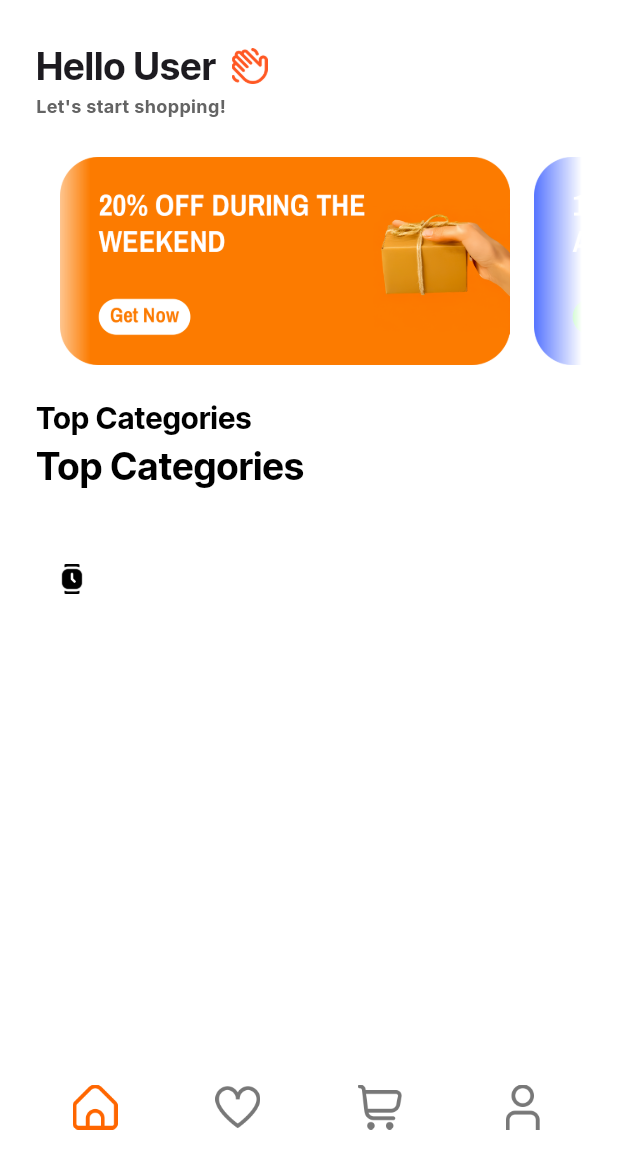
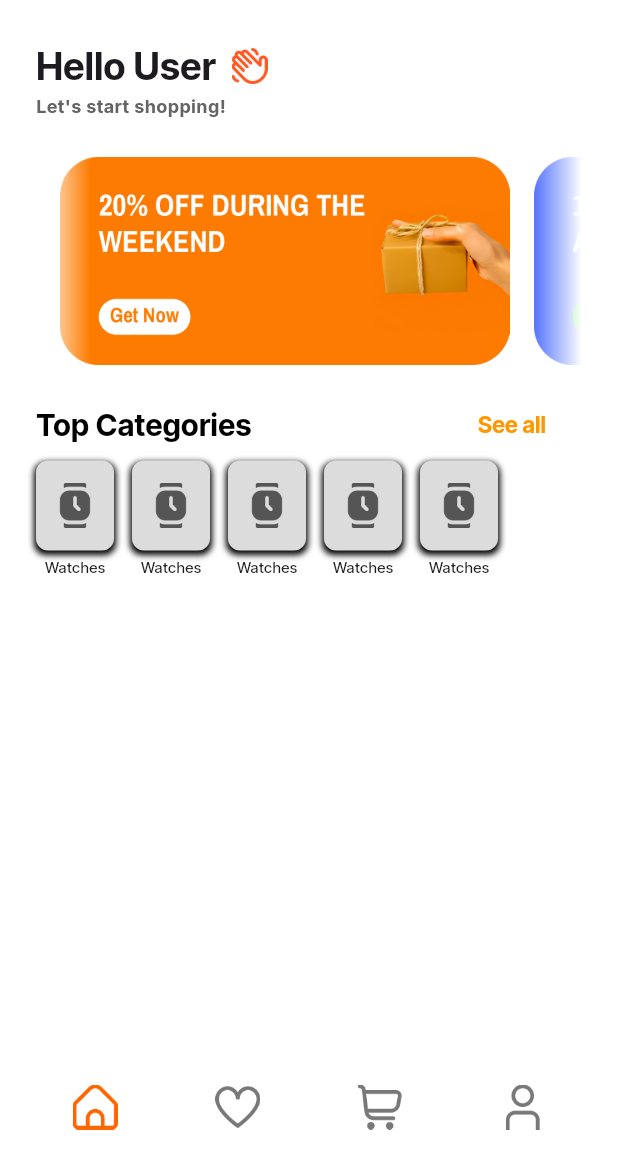
Before and after one commit to TetRex/E-commerce-app-Project, a Flutter app: the screen it shows after launch, on a phone screen of 412 x 824 dp, the part 69-1236 px from its top. Run offline on Flutter 3.47's test engine with Material 3 defaults, Android fonts, the phone set to English and light mode, and no system bars; our stand-ins replace google_fonts.

Commit message:
Refactor categories component and update Info.plist for improved structure and functionality

```diff
--- a/lib/components/categories.dart
+++ b/lib/components/categories.dart
@@ -1,40 +1,66 @@
 import 'package:flutter/material.dart';
 import 'package:google_fonts/google_fonts.dart';
 
-class Categories extends StatelessWidget {
-  const Categories({super.key});
+class CategoryItem {
+  final String iconPath;
+  final String label;
+  final Color? backgroundColor;
+  final Color? iconColor;
+
+  CategoryItem({
+    required this.iconPath,
+    required this.label,
+    this.backgroundColor,
+    this.iconColor,
+  });
+}
+
+// Widget to display a single category
+class Categorie extends StatelessWidget {
+  final CategoryItem category;
+
+  const Categorie({super.key, required this.category});
 
   @override
   Widget build(BuildContext context) {
-    return SizedBox(
-      height: 150,
+    return Container(
+      margin: const EdgeInsets.only(right: 12),
       child: Column(
+        mainAxisSize: MainAxisSize.min,
         children: [
-          Row(
-            children: [
-              Text(
-                'Top Categories',
-                style: GoogleFonts.interTight(
-                  fontSize: 25,
-                  fontWeight: FontWeight.bold,
+          Container(
+            height: 60,
+            width: 52,
+            decoration: BoxDecoration(
+              color:
+                  category.backgroundColor ??
+                  const Color.fromARGB(255, 221, 220, 220),
+              borderRadius: BorderRadius.circular(8),
+              boxShadow: [
+                BoxShadow(
                   color: Colors.black,
-                ),
-              ),
-            ],
-          ),
-          Expanded(
-            child: ListView(
-              scrollDirection: Axis.horizontal,
-              children: [
-                IconButton(
-                  onPressed: () {},
-                  icon: ImageIcon(
-                    AssetImage('assets/icons/watch-smart.png'),
-                    size: 20,
-                    color: Colors.black,
-                  ),
+                  spreadRadius: 1,
+                  blurRadius: 3,
+                  offset: const Offset(0, 2),
                 ),
               ],
+            ),
+            child: Center(
+              child: ImageIcon(
+                AssetImage(category.iconPath),
+                color:
+                    category.iconColor ?? const Color.fromARGB(255, 85, 85, 85),
+                size: 30,
+              ),
+            ),
+          ),
+          const SizedBox(height: 4),
+          Text(
+            category.label,
+            style: GoogleFonts.interTight(
+              fontSize: 10,
+              fontWeight: FontWeight.w500,
+              color: Colors.black87,
             ),
           ),
         ],
@@ -42,3 +68,66 @@ class Categories extends StatelessWidget {
     );
   }
 }
+
+class Categories_all extends StatelessWidget {
+  const Categories_all({super.key});
+
+  @override
+  Widget build(BuildContext context) {
+    final List<CategoryItem> categories = [
+      CategoryItem(iconPath: 'assets/icons/watch-smart.png', label: 'Watches'),
+      CategoryItem(iconPath: 'assets/icons/watch-smart.png', label: 'Watches'),
+      CategoryItem(iconPath: 'assets/icons/watch-smart.png', label: 'Watches'),
+      CategoryItem(iconPath: 'assets/icons/watch-smart.png', label: 'Watches'),
+      CategoryItem(iconPath: 'assets/icons/watch-smart.png', label: 'Watches'),
+    ];
+
+    return SizedBox(
+      height: 140,
+      child: Column(
+        children: [
+          Row(
+            mainAxisAlignment: MainAxisAlignment.spaceBetween,
+            children: [
+              Text(
+                'Top Categories',
+                style: GoogleFonts.interTight(
+                  fontSize: 20,
+                  fontWeight: FontWeight.bold,
+                  color: Colors.black,
+                ),
+              ),
+
+              ElevatedButton(
+                style: ElevatedButton.styleFrom(
+                  elevation: 0,
+                  backgroundColor: Colors.white,
+                  shadowColor: const Color.fromARGB(255, 219, 132, 1),
+                ),
+                onPressed: () {},
+                child: Text(
+                  'See all',
+                  style: GoogleFonts.interTight(
+                    fontSize: 15,
+                    fontWeight: FontWeight.bold,
+                    color: Colors.orange,
+                  ),
+                ),
+              ),
+            ],
+          ),
+          const SizedBox(height: 0),
+          Expanded(
+            child: ListView.builder(
+              scrollDirection: Axis.horizontal,
+              itemCount: categories.length,
+              itemBuilder: (context, index) {
+                return Categorie(category: categories[index]);
+              },
+            ),
+          ),
+        ],
+      ),
+    );
+  }
+}
--- a/lib/main.dart
+++ b/lib/main.dart
@@ -102,20 +102,8 @@ class MainApp extends StatelessWidget {
                 ),
                 const SizedBox(height: 20),
                 const Ads(),
-                SizedBox(height: 15),
-                Row(
-                  children: [
-                    Text(
-                      'Top Categories',
-                      style: GoogleFonts.interTight(
-                        fontSize: 20,
-                        fontWeight: FontWeight.bold,
-                        color: Colors.black,
-                      ),
-                    ),
-                  ],
-                ),
-                const Categories(),
+                const SizedBox(height: 10),
+                const Categories_all(),
               ],
             ),
           ),
```
Also changed, not shown: 2 other files.
